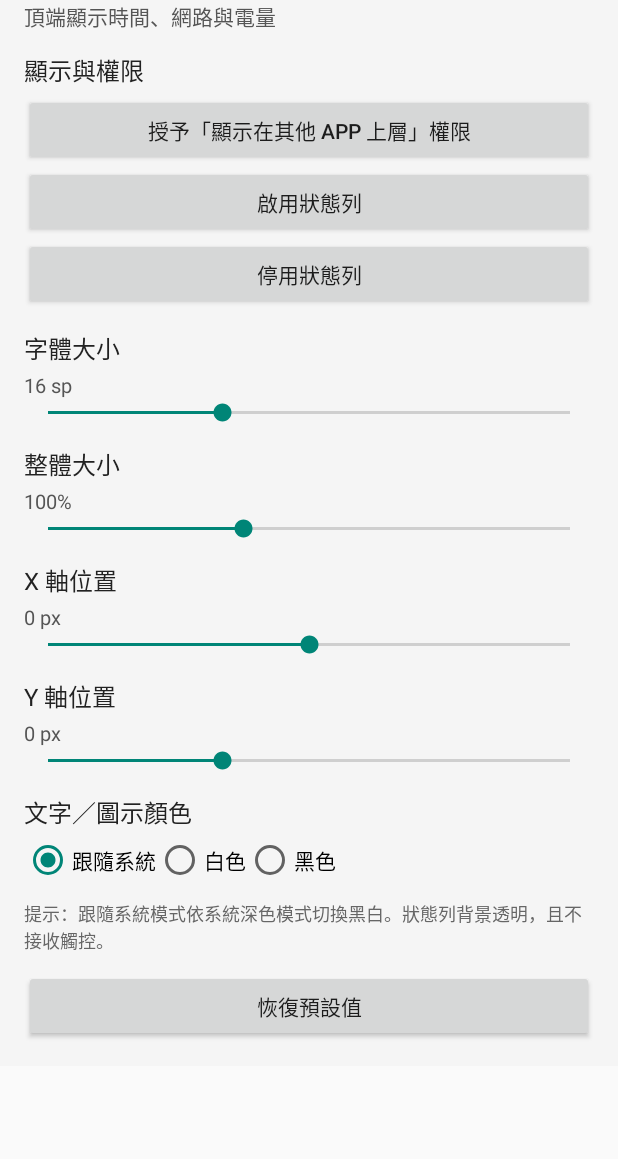
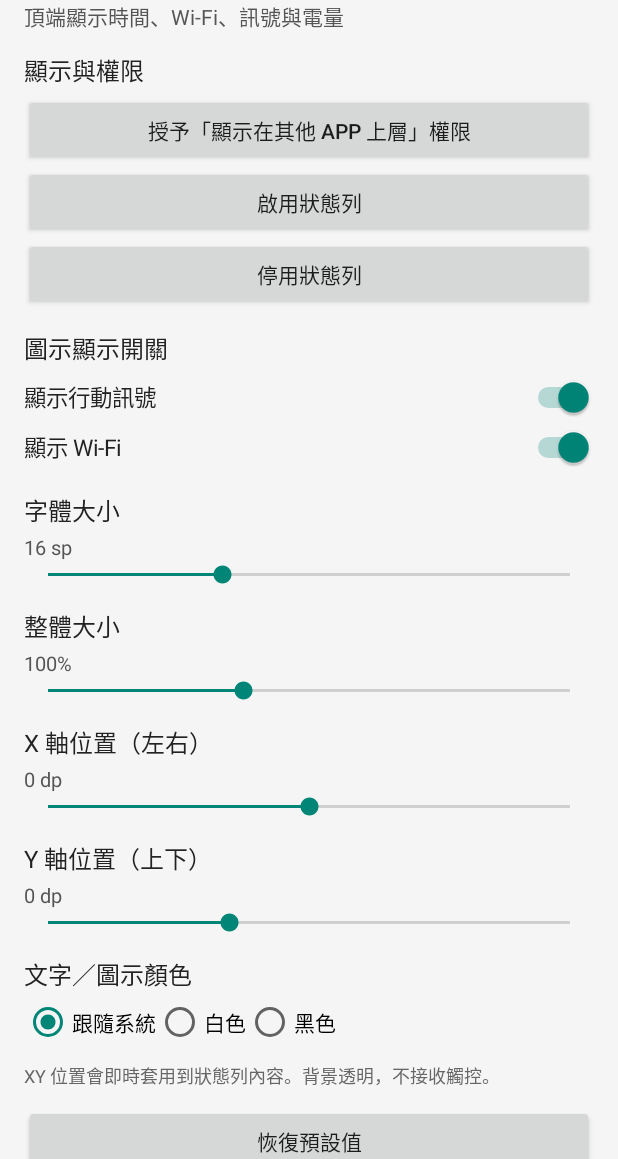
Before and after one commit to edisoneden527787-lab/DynamicIslandPro, an Android app: the screen it shows after launch (MainActivity), after a tap on "授予「顯示在其他 APP 上層」權限", on a phone screen of 412 x 824 dp, the part 77-1236 px from its top. Run offline under Robolectric (Android 15) with nearby library versions, the phone set to English and light mode, and no system bars.

Commit message:
Add Wi-Fi and cellular toggles and improve position controls

```diff
--- a/app/src/main/java/com/rui/statusbar/MainActivity.kt
+++ b/app/src/main/java/com/rui/statusbar/MainActivity.kt
@@ -1,7 +1,9 @@
 package com.rui.statusbar
 
+import android.Manifest
 import android.app.Activity
 import android.content.Intent
+import android.content.pm.PackageManager
 import android.net.Uri
 import android.os.Build
 import android.os.Bundle
@@ -11,6 +13,7 @@ import android.widget.*
 class MainActivity : Activity() {
     private val prefs by lazy { getSharedPreferences("rui_statusbar", MODE_PRIVATE) }
     private lateinit var status: TextView
+    private val signalPermissionRequest = 41
 
     override fun onCreate(savedInstanceState: Bundle?) {
         super.onCreate(savedInstanceState)
@@ -29,32 +32,40 @@ class MainActivity : Activity() {
             setTextColor(0xFF111111.toInt())
         })
         status = TextView(this).apply {
-            text = "頂端顯示時間、網路與電量"
+            text = "頂端顯示時間、Wi-Fi、訊號與電量"
             textSize = 14f
             setTextColor(0xFF555555.toInt())
         }
         root.addView(status)
         root.addView(label("顯示與權限"))
         root.addView(button("授予「顯示在其他 App 上層」權限") {
-            if (!Settings.canDrawOverlays(this)) {
-                startActivity(Intent(Settings.ACTION_MANAGE_OVERLAY_PERMISSION, Uri.parse("package:$packageName")))
-            } else {
-                startOverlay()
-            }
+            if (!Settings.canDrawOverlays(this)) startActivity(Intent(Settings.ACTION_MANAGE_OVERLAY_PERMISSION, Uri.parse("package:$packageName")))
+            else startOverlay()
         })
         root.addView(button("啟用狀態列") { startOverlay() })
         root.addView(button("停用狀態列") {
             stopService(Intent(this, StatusBarService::class.java))
             status.text = "狀態列已停用"
         })
+
+        root.addView(label("圖示顯示開關"))
+        addToggle(root, "顯示行動訊號", "showCellular", true) { enabled ->
+            if (enabled && Build.VERSION.SDK_INT >= 23 &&
+                checkSelfPermission(Manifest.permission.READ_PHONE_STATE) != PackageManager.PERMISSION_GRANTED) {
+                requestPermissions(arrayOf(Manifest.permission.READ_PHONE_STATE), signalPermissionRequest)
+            }
+        }
+        addToggle(root, "顯示 Wi-Fi", "showWifi", true)
+
         root.addView(label("字體大小"))
         addSlider(root, 10, 28, prefs.getInt("font", 16), " sp") { prefs.edit().putInt("font", it).apply(); refresh() }
         root.addView(label("整體大小"))
         addSlider(root, 70, 150, prefs.getInt("scale", 100), "%") { prefs.edit().putInt("scale", it).apply(); refresh() }
-        root.addView(label("X 軸位置"))
-        addSlider(root, -100, 100, prefs.getInt("x", 0), " px") { prefs.edit().putInt("x", it).apply(); refresh() }
-        root.addView(label("Y 軸位置"))
-        addSlider(root, -60, 120, prefs.getInt("y", 0), " px") { prefs.edit().putInt("y", it).apply(); refresh() }
+        root.addView(label("X 軸位置（左右）"))
+        addSlider(root, -150, 150, prefs.getInt("x", 0), " dp") { prefs.edit().putInt("x", it).apply(); refresh() }
+        root.addView(label("Y 軸位置（上下）"))
+        addSlider(root, -80, 150, prefs.getInt("y", 0), " dp") { prefs.edit().putInt("y", it).apply(); refresh() }
+
         root.addView(label("文字／圖示顏色"))
         val colors = RadioGroup(this).apply { orientation = RadioGroup.HORIZONTAL }
         colors.addView(RadioButton(this).apply { text = "跟隨系統"; id = 1 })
@@ -64,7 +75,7 @@ class MainActivity : Activity() {
         colors.setOnCheckedChangeListener { _, id -> prefs.edit().putInt("colorMode", id).apply(); refresh() }
         root.addView(colors)
         root.addView(TextView(this).apply {
-            text = "提示：跟隨系統模式依系統深色模式切換黑白。狀態列背景透明，且不接收觸控。"
+            text = "XY 位置會即時套用到狀態列內容。背景透明，不接收觸控。"
             textSize = 12f
             setTextColor(0xFF666666.toInt())
             setPadding(0, 16, 0, 16)
@@ -75,6 +86,22 @@ class MainActivity : Activity() {
         })
         setContentView(ScrollView(this).apply { addView(root) })
         refresh()
+    }
+
+    private fun addToggle(root: LinearLayout, title: String, key: String, default: Boolean, onChanged: (Boolean) -> Unit = {}) {
+        val toggle = Switch(this).apply {
+            text = title
+            textSize = 15f
+            setTextColor(0xFF222222.toInt())
+            isChecked = prefs.getBoolean(key, default)
+            setOnCheckedChangeListener { _, checked ->
+                prefs.edit().putBoolean(key, checked).apply()
+                onChanged(checked)
+                refresh()
+            }
+            setPadding(0, 8, 0, 8)
+        }
+        root.addView(toggle)
     }
 
     private fun label(s: String) = TextView(this).apply {
@@ -116,7 +143,7 @@ class MainActivity : Activity() {
         try {
             val intent = Intent(this, StatusBarService::class.java)
             if (Build.VERSION.SDK_INT >= 26) startForegroundService(intent) else startService(intent)
-            status.text = "啟動指令已送出；若未顯示請重新開啟 App 查看"
+            status.text = "狀態列啟動指令已送出"
         } catch (e: Exception) {
             android.util.Log.e("RuiStatusBar", "Unable to start status bar service", e)
             status.text = "啟動失敗：" + (e.message ?: e.javaClass.simpleName)
@@ -127,4 +154,13 @@ class MainActivity : Activity() {
     private fun refresh() {
         sendBroadcast(Intent(StatusBarService.ACTION_REFRESH).setPackage(packageName))
     }
+
+    override fun onRequestPermissionsResult(requestCode: Int, permissions: Array<out String>, grantResults: IntArray) {
+        super.onRequestPermissionsResult(requestCode, permissions, grantResults)
+        if (requestCode == signalPermissionRequest) {
+            status.text = if (grantResults.isNotEmpty() && grantResults[0] == PackageManager.PERMISSION_GRANTED)
+                "已取得訊號強度權限" else "未授權讀取訊號強度，仍會顯示訊號圖示"
+            refresh()
+        }
+    }
 }
```
